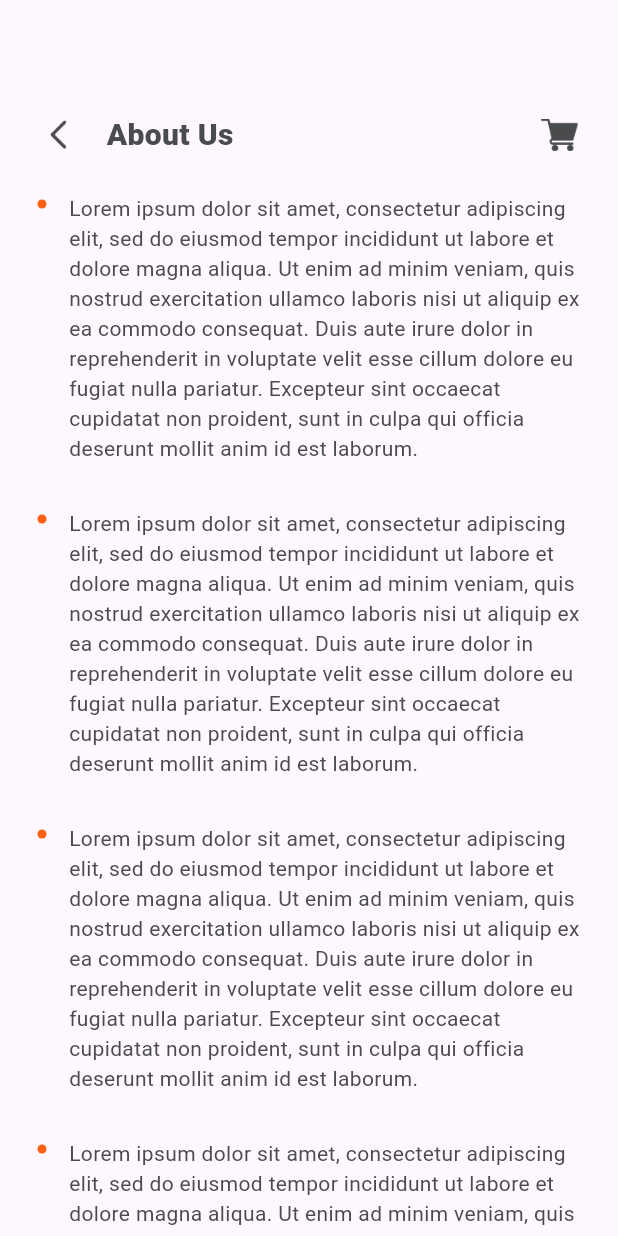
After one commit to hieru2604/food_app, a Flutter app: the AboutUsView screen opened directly, on a phone screen of 412 x 824 dp. The commit adds this screen. Run offline on Flutter 3.47's test engine with Material 3 defaults, Android fonts, the phone set to English and light mode, and no system bars; our stand-ins replace flutter_rating_bar, google_maps_flutter, image_picker; missing offline and left inert: custom_map_markers, dart:html.

Commit message:
adding more navigations and views

```diff
--- a/lib/view/menu/item_detail_view.dart
+++ b/lib/view/menu/item_detail_view.dart
@@ -1,6 +1,7 @@
 import 'package:flutter/material.dart';
 import 'package:flutter_rating_bar/flutter_rating_bar.dart';
 import 'package:food_app/common_widget/round_icon_button.dart';
+import 'package:food_app/view/more/my_order_view.dart';
 
 import '../../common/color_extension.dart';
 
@@ -464,7 +465,11 @@ class _ItemDetailsViewState extends State<ItemDetailsView> {
                                               )),
                                           InkWell(
                                             onTap: () {
-
+                                              Navigator.push(
+                                                  context,
+                                                  MaterialPageRoute(
+                                                      builder: (context) =>
+                                                          const MyOrderView()));
                                             },
                                             child: Container(
                                               width: 45,
@@ -549,7 +554,10 @@ class _ItemDetailsViewState extends State<ItemDetailsView> {
                       ),
                       IconButton(
                         onPressed: () {
-                          //
+                          Navigator.push(
+                              context,
+                              MaterialPageRoute(
+                                  builder: (context) => const MyOrderView()));
                         },
                         icon: Image.asset(
                           "assets/img/shopping_cart.png",
--- /dev/null
+++ b/lib/view/more/about_us_view.dart
@@ -0,0 +1,115 @@
+import 'package:flutter/material.dart';
+import 'package:food_app/common/color_extension.dart';
+
+import 'my_order_view.dart';
+
+class AboutUsView extends StatefulWidget {
+  const AboutUsView({super.key});
+
+  @override
+  State<AboutUsView> createState() => _AboutUsViewState();
+}
+
+class _AboutUsViewState extends State<AboutUsView> {
+  List aboutTextArr = [
+    "Lorem ipsum dolor sit amet, consectetur adipiscing elit, sed do eiusmod tempor incididunt ut labore et dolore magna aliqua. Ut enim ad minim veniam, quis nostrud exercitation ullamco laboris nisi ut aliquip ex ea commodo consequat. Duis aute irure dolor in reprehenderit in voluptate velit esse cillum dolore eu fugiat nulla pariatur. Excepteur sint occaecat cupidatat non proident, sunt in culpa qui officia deserunt mollit anim id est laborum.",
+    "Lorem ipsum dolor sit amet, consectetur adipiscing elit, sed do eiusmod tempor incididunt ut labore et dolore magna aliqua. Ut enim ad minim veniam, quis nostrud exercitation ullamco laboris nisi ut aliquip ex ea commodo consequat. Duis aute irure dolor in reprehenderit in voluptate velit esse cillum dolore eu fugiat nulla pariatur. Excepteur sint occaecat cupidatat non proident, sunt in culpa qui officia deserunt mollit anim id est laborum.",
+    "Lorem ipsum dolor sit amet, consectetur adipiscing elit, sed do eiusmod tempor incididunt ut labore et dolore magna aliqua. Ut enim ad minim veniam, quis nostrud exercitation ullamco laboris nisi ut aliquip ex ea commodo consequat. Duis aute irure dolor in reprehenderit in voluptate velit esse cillum dolore eu fugiat nulla pariatur. Excepteur sint occaecat cupidatat non proident, sunt in culpa qui officia deserunt mollit anim id est laborum.",
+    "Lorem ipsum dolor sit amet, consectetur adipiscing elit, sed do eiusmod tempor incididunt ut labore et dolore magna aliqua. Ut enim ad minim veniam, quis nostrud exercitation ullamco laboris nisi ut aliquip ex ea commodo consequat. Duis aute irure dolor in reprehenderit in voluptate velit esse cillum dolore eu fugiat nulla pariatur. Excepteur sint occaecat cupidatat non proident, sunt in culpa qui officia deserunt mollit anim id est laborum.",
+    "Lorem ipsum dolor sit amet, consectetur adipiscing elit, sed do eiusmod tempor incididunt ut labore et dolore magna aliqua. Ut enim ad minim veniam, quis nostrud exercitation ullamco laboris nisi ut aliquip ex ea commodo consequat. Duis aute irure dolor in reprehenderit in voluptate velit esse cillum dolore eu fugiat nulla pariatur. Excepteur sint occaecat cupidatat non proident, sunt in culpa qui officia deserunt mollit anim id est laborum.",
+  ];
+
+  @override
+  Widget build(BuildContext context) {
+    return Scaffold(
+      body: SingleChildScrollView(
+        child: Padding(
+          padding: const EdgeInsets.symmetric(vertical: 20),
+          child: Column(
+            crossAxisAlignment: CrossAxisAlignment.start,
+            children: [
+              const SizedBox(
+                height: 46,
+              ),
+              Padding(
+                padding: const EdgeInsets.symmetric(horizontal: 15),
+                child: Row(
+                  children: [
+                    IconButton(
+                      onPressed: () {
+                        Navigator.pop(context);
+                      },
+                      icon: Image.asset("assets/img/btn_back.png",
+                          width: 20, height: 20),
+                    ),
+                    const SizedBox(
+                      width: 8,
+                    ),
+                    Expanded(
+                      child: Text(
+                        "About Us",
+                        style: TextStyle(
+                            color: TColor.primaryText,
+                            fontSize: 20,
+                            fontWeight: FontWeight.w800),
+                      ),
+                    ),
+                    IconButton(
+                      onPressed: () {
+                        Navigator.push(
+                            context,
+                            MaterialPageRoute(
+                                builder: (context) => const MyOrderView()));
+                      },
+                      icon: Image.asset(
+                        "assets/img/shopping_cart.png",
+                        width: 25,
+                        height: 25,
+                      ),
+                    ),
+                  ],
+                ),
+              ),
+              ListView.builder(
+                physics: const NeverScrollableScrollPhysics(),
+                shrinkWrap: true,
+                padding: EdgeInsets.zero,
+                itemCount: aboutTextArr.length,
+                itemBuilder: ((context, index) {
+                  var txt = aboutTextArr[index] as String? ?? "";
+                  return Container(
+                    padding: const EdgeInsets.symmetric(
+                        vertical: 15, horizontal: 25),
+                    child: Row(
+                      crossAxisAlignment: CrossAxisAlignment.start,
+                      children: [
+                        Container(
+                          margin: const EdgeInsets.only(top: 4),
+                          width: 6,
+                          height: 6,
+                          decoration: BoxDecoration(
+                              color: TColor.primary,
+                              borderRadius: BorderRadius.circular(4)),
+                        ),
+                        const SizedBox(
+                          width: 15,
+                        ),
+                        Expanded(
+                          child: Text(
+                            txt,
+                            style: TextStyle(
+                                color: TColor.primaryText, fontSize: 14),
+                          ),
+                        ),
+                      ],
+                    ),
+                  );
+                }),
+              ),
+            ],
+          ),
+        ),
+      ),
+    );
+  }
+}
--- a/lib/view/more/more_view.dart
+++ b/lib/view/more/more_view.dart
@@ -1,6 +1,6 @@
 import 'package:flutter/material.dart';
-// import 'package:food_app/view/more/about_us_view.dart';
-// import 'package:food_app/view/more/inbox_view.dart';
+import 'package:food_app/view/more/about_us_view.dart';
+import 'package:food_app/view/more/inbox_view.dart';
 import 'package:food_app/view/more/payment_details_view.dart';
 
 import '../../common/color_extension.dart';
@@ -130,14 +130,12 @@ class _MoreViewState extends State<MoreView> {
                             Navigator.push(
                                 context,
                                 MaterialPageRoute(
-                                    builder: (context) =>
-                                        Container())); // const InboxView()));
+                                    builder: (context) => const InboxView()));
                           case "5":
                             Navigator.push(
                                 context,
                                 MaterialPageRoute(
-                                    builder: (context) =>
-                                        Container())); // const AboutUsView()));
+                                    builder: (context) => const AboutUsView()));
                           case "6":
                           // ServiceCall.logout();
 
--- a/lib/view/offer/offer_view.dart
+++ b/lib/view/offer/offer_view.dart
@@ -1,6 +1,7 @@
 import 'package:flutter/material.dart';
 import 'package:food_app/common/color_extension.dart';
 import 'package:food_app/common_widget/round_button.dart';
+import 'package:food_app/view/menu/item_detail_view.dart';
 
 import '../../common_widget/popular_resutaurant_row.dart';
 
@@ -94,7 +95,7 @@ class _OfferViewState extends State<OfferView> {
                         Navigator.push(
                             context,
                             MaterialPageRoute(
-                                builder: (context) => Container()));
+                                builder: (context) => const ItemDetailsView()));
                       },
                       icon: Image.asset(
                         "assets/img/shopping_cart.png",
```
